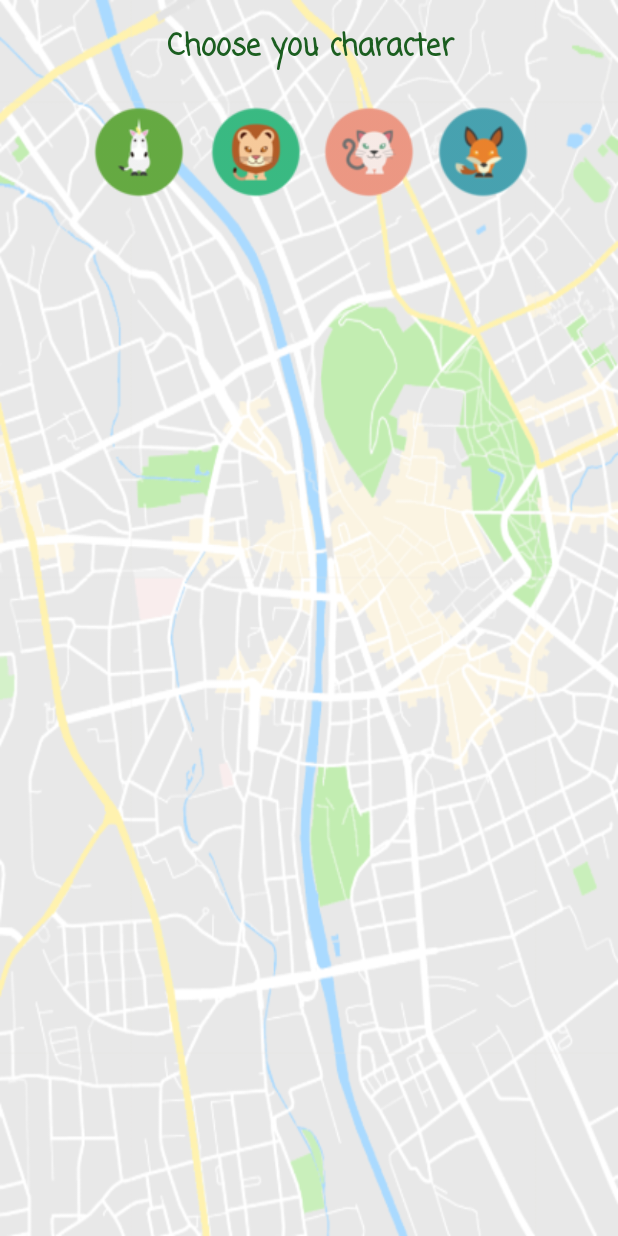
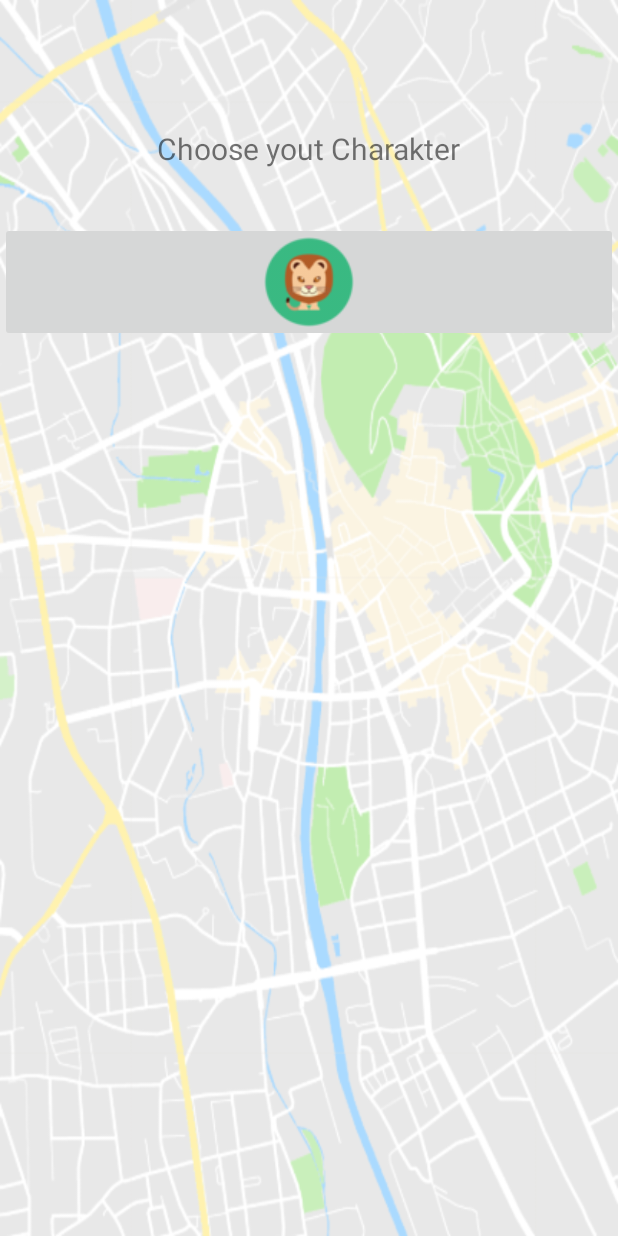
Before and after one commit to LearnQuest/BAK_Project_LearnQuest, an Android app: the chooseCharacter screen opened directly, with no data from a screen before it, on a phone screen of 412 x 824 dp. Run offline under Robolectric (Android 15) with nearby library versions, the phone set to English and light mode, and no system bars.

Commit message:
zusätzliche Änderungen zu Franci-Master Merge

```diff
--- a/app/build.gradle
+++ b/app/build.gradle
@@ -26,7 +26,6 @@ dependencies {
     implementation 'com.android.support.constraint:constraint-layout:1.1.3'
     implementation 'com.google.android.gms:play-services-maps:16.0.0'
     implementation 'gr.pantrif:easy-android-splash-screen:0.0.1'
-    implementation 'com.airbnb.android:lottie:2.5.0'
     implementation 'com.google.android.gms:play-services-location:16.0.0'
     testImplementation 'junit:junit:4.12'
     androidTestImplementation 'com.android.support.test:runner:1.0.2'
--- a/app/src/main/java/com/example/heidrun/bak_project_learnquest/chooseCharacter.java
+++ b/app/src/main/java/com/example/heidrun/bak_project_learnquest/chooseCharacter.java
@@ -1,14 +1,90 @@
 package com.example.heidrun.bak_project_learnquest;
 
+import android.content.Intent;
 import android.support.v7.app.AppCompatActivity;
 import android.os.Bundle;
+import android.view.View;
+import android.view.ViewGroup;
+import android.widget.Button;
+import android.widget.ImageButton;
+import android.widget.ImageView;
+
+import java.sql.SQLOutput;
+import java.util.zip.Inflater;
 
 public class chooseCharacter extends AppCompatActivity {
+    ImageView image;
+    ImageButton button;
+
 
     @Override
     protected void onCreate(Bundle savedInstanceState) {
         super.onCreate(savedInstanceState);
         setContentView(R.layout.activity_choose_character);
+      /*
+        e.setOnClickListener(new View.OnClickListener() {
+            @Override
+            public void onClick(View v) {
+                image = (ImageView) findViewById(R.id.imageUser);
+                image.setImageDrawable(getResources().getDrawable(R.drawable.einhorn_1));
+            }
+        });
+        ImageButton f = findViewById(R.id.imageButtonFuchs);
+        f.setOnClickListener(new View.OnClickListener() {
+            @Override
+            public void onClick(View v) {
+
+                System.out.println("hier");
+                image.setImageResource(R.drawable.fuchs);
+            }
+        });
+        ImageButton l = findViewById(R.id.imageButtonLoewe);
+        l.setOnClickListener(new View.OnClickListener() {
+            @Override
+            public void onClick(View v) {
+                image = (ImageView) findViewById(R.id.imageUser);
+                image.setImageResource(R.drawable.loewe);
+            }
+        });
+        ImageButton k = findViewById(R.id.imageButtonKatze);
+        k.setOnClickListener(new View.OnClickListener() {
+            @Override
+            public void onClick(View v) {
+                image = (ImageView) findViewById(R.id.imageUser);
+                image.setImageResource(R.drawable.katze_1);
+            }
+        });*/
     }
 
+    public void onClickChangeProfile(View view) {
+
+        Intent i = new Intent(chooseCharacter.this, MainActivity.class);
+        i.putExtra("resId",R.drawable.loewe);
+        startActivity(i);
+        /*ImageView profile = (ImageView) view.findViewById(R.id.imageUser);
+        System.out.println("Hello");
+        profile.setImageResource(R.drawable.loewe);*/
+    }
+
+   /* public void onClickEinhorn(View view) {
+        System.out.println("HIHI");
+
+        image = (ImageView) findViewById(R.id.imageUser);
+        image.setImageResource(R.drawable.einhorn_1);
+    }
+
+    public void onClickfuchs(View view) {
+        ImageView profile = findViewById(R.id.imageUser);
+        profile.setImageResource(R.drawable.fuchs);
+    }
+
+    public void onClickloewe(View view) {
+        ImageView profile = findViewById(R.id.imageUser);
+        profile.setImageResource(R.drawable.loewe);
+    }
+
+    public void onClickkatze(View view) {
+        ImageView profile = findViewById(R.id.imageUser);
+        profile.setImageResource(R.drawable.katze_1);
+    }*/
 }
--- a/app/src/main/res/layout/activity_choose_character.xml
+++ b/app/src/main/res/layout/activity_choose_character.xml
@@ -4,68 +4,33 @@
     xmlns:tools="http://schemas.android.com/tools"
     android:layout_width="match_parent"
     android:layout_height="match_parent"
-    tools:context=".chooseCharacter"
-    android:background="@drawable/hintergrund">
+    android:background="@drawable/hintergrund"
+    tools:context=".chooseCharacter">
+
 
     <TextView
         android:id="@+id/textView3"
-        android:layout_width="245dp"
-        android:layout_height="36dp"
-        android:layout_marginTop="16dp"
-        android:fontFamily="casual"
-        android:text="Choose you character"
-        android:textAlignment="center"
-        android:textColor="@color/colorPrimaryDark"
-        android:textSize="20dp"
-        android:textStyle="bold"
-        app:layout_constraintEnd_toEndOf="parent"
-        app:layout_constraintHorizontal_bias="0.503"
-        app:layout_constraintStart_toStartOf="parent"
-        app:layout_constraintTop_toTopOf="parent" />
-
-    <android.support.v7.widget.GridLayout
-        android:layout_width="306dp"
-        android:layout_height="82dp"
-        android:layout_marginStart="8dp"
+        android:layout_width="wrap_content"
+        android:layout_height="wrap_content"
         android:layout_marginTop="8dp"
-        android:layout_marginEnd="8dp"
+        android:layout_marginBottom="8dp"
+        android:text="Choose yout Charakter"
+        app:layout_constraintBottom_toBottomOf="parent"
         app:layout_constraintEnd_toEndOf="parent"
         app:layout_constraintStart_toStartOf="parent"
-        app:layout_constraintTop_toBottomOf="@+id/textView3">
+        app:layout_constraintTop_toTopOf="parent"
+        app:layout_constraintVertical_bias="0.099"
+        android:textSize="20dp"
+        />
 
-        <ImageButton
-            android:id="@+id/imageButton"
-            android:layout_width="78dp"
-            android:layout_height="match_parent"
-            android:background="@android:color/transparent"
-            app:srcCompat="@drawable/einhorn_1" />
-
-        <ImageButton
-            android:id="@+id/imageButton3"
-            android:layout_width="78dp"
-            android:layout_height="match_parent"
-            android:background="@android:color/transparent"
-            app:layout_column="1"
-            app:layout_row="0"
-            app:srcCompat="@drawable/loewe" />
-
-        <ImageButton
-            android:id="@+id/imageButton4"
-            android:layout_width="73dp"
-            android:layout_height="match_parent"
-            android:background="@android:color/transparent"
-            app:layout_column="2"
-            app:layout_row="0"
-            app:srcCompat="@drawable/katze_1" />
-
-        <ImageButton
-            android:id="@+id/imageButton7"
-            android:layout_width="78dp"
-            android:layout_height="match_parent"
-            android:background="@android:color/transparent"
-            app:layout_column="3"
-            app:layout_row="0"
-            app:srcCompat="@drawable/fuchs" />
-
-    </android.support.v7.widget.GridLayout>
+    <ImageButton
+        android:id="@+id/loewe"
+        android:layout_width="match_parent"
+        android:layout_height="wrap_content"
+        android:layout_marginTop="148dp"
+        app:layout_constraintEnd_toEndOf="parent"
+        app:layout_constraintStart_toStartOf="parent"
+        app:layout_constraintTop_toTopOf="parent"
+        android:src="@drawable/loewe"
+        android:onClick="onClickChangeProfile"/>
 </android.support.constraint.ConstraintLayout>
--- a/app/src/main/res/layout/activity_login.xml
+++ b/app/src/main/res/layout/activity_login.xml
@@ -18,7 +18,6 @@
         android:background="#11000000"
         android:drawableLeft="@drawable/lock"
         android:ems="10"
-        android:fontFamily="casual"
         android:hint="Password"
         android:inputType="textPassword"
         app:layout_constraintEnd_toEndOf="parent"
@@ -54,8 +53,7 @@
                 android:layout_centerVertical="true"
                 android:text="Login with e-Mail"
                 android:textColor="#fff"
-                android:textSize="18sp"
-                android:fontFamily="casual"/>
+                android:textSize="18sp" />
         </RelativeLayout>
 
     </android.support.v7.widget.CardView>
@@ -98,7 +96,6 @@
         android:background="#11000000"
         android:drawableLeft="@drawable/user"
         android:ems="10"
-        android:fontFamily="casual"
         android:hint="e-Mail"
         android:inputType="textPersonName"
         android:textSize="16dp"
--- a/app/src/main/res/layout/activity_splash_screen.xml
+++ b/app/src/main/res/layout/activity_splash_screen.xml
@@ -2,6 +2,7 @@
 <android.support.constraint.ConstraintLayout xmlns:android="http://schemas.android.com/apk/res/android"
     xmlns:app="http://schemas.android.com/apk/res-auto"
     xmlns:tools="http://schemas.android.com/tools"
+    android:theme="@style/AppTheme.NoActionBar"
     android:layout_width="match_parent"
     android:layout_height="match_parent"
     android:background="@drawable/gradient"
--- a/app/src/main/res/values/colors.xml
+++ b/app/src/main/res/values/colors.xml
@@ -6,6 +6,6 @@
     <color name="colorSelected">#f4dc22</color>
 
     <color name="colorPrimary">#98e145</color>
-    <color name="colorPrimaryDark">#1b5e20</color>
-    <color name="colorAccent">#08590c</color>
+    <color name="colorPrimaryDark">#1a541e</color>
+    <color name="colorAccent">#0c7311</color>
 </resources>
--- a/app/src/main/res/values/styles.xml
+++ b/app/src/main/res/values/styles.xml
@@ -5,8 +5,8 @@
         <!-- Customize your theme here. -->
         <item name="windowNoTitle">true</item>
         <item name="colorAccent">@color/colorAccent</item>
-        <item name="colorPrimaryDark">@color/colorPrimaryDark</item>
-        <item name="colorPrimary">@color/colorAccent</item>
+        <item name="colorPrimaryDark">@color/colorAccent</item>
+        <item name="colorPrimary">@color/colorPrimaryDark</item>
     </style>
 
     <style name="AppTheme.NoActionBar">
@@ -21,5 +21,10 @@
         <item name="android:statusBarColor">@android:color/transparent</item>
     </style>
 
+    <style name="AppTheme.titleBar">
+        <item name="windowNoTitle">true</item>
+        <item name="android:statusBarColor">@color/colorAccent</item>
+    </style>
+
 
 </resources>
```
Also changed, not shown: app/src/main/java/com/example/heidrun/bak_project_learnquest/MainActivity.java (+41 -12 lines), app/src/main/res/layout/dialog_help.xml (+2 -5 lines), app/src/main/res/layout/nav_header.xml (+5 -3 lines).
